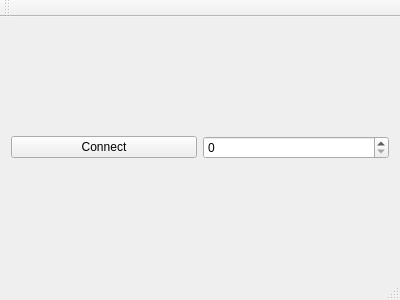
MelissaDiArt/Backup-Distribuido-mdr, file Server/mainwindow.ui: the form before one commit.
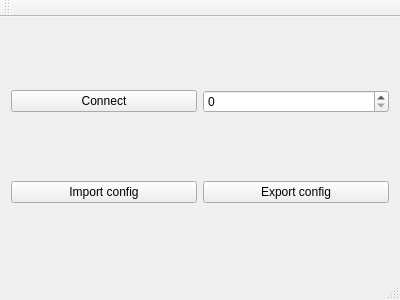
The form after the commit.

What changed in the file:
```diff
--- a/Server/mainwindow.ui
+++ b/Server/mainwindow.ui
@@ -29,6 +29,24 @@
       </item>
      </layout>
     </item>
+    <item>
+     <layout class="QHBoxLayout" name="horizontalLayout_3">
+      <item>
+       <widget class="QPushButton" name="ImportButton">
+        <property name="text">
+         <string>Import config</string>
+        </property>
+       </widget>
+      </item>
+      <item>
+       <widget class="QPushButton" name="ExportButton">
+        <property name="text">
+         <string>Export config</string>
+        </property>
+       </widget>
+      </item>
+     </layout>
+    </item>
    </layout>
   </widget>
   <widget class="QMenuBar" name="menuBar">
```
